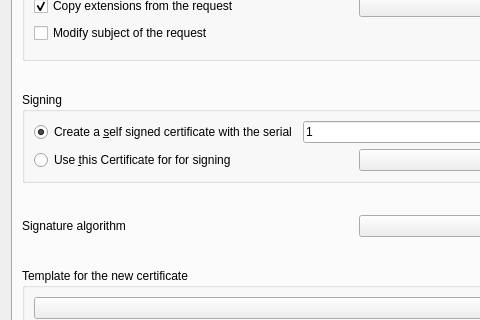
Before: the Qt Designer form ui/NewX509.ui in chris2511/xca, drawn with Qt 5; both pictures show x 0 to 480 and y 179 to 499 of the 712 by 613 pixel window.
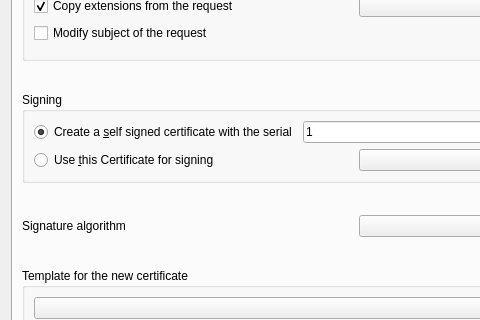
After: the same form once the commit is applied. Custom widgets are drawn as their Qt base class.

Commit message: Fix Bug [3047021] Double word in option

```diff
--- a/ui/NewX509.ui
+++ b/ui/NewX509.ui
@@ -242,7 +242,7 @@
             <item>
              <widget class="QRadioButton" name="foreignSignRB">
               <property name="text">
-               <string>Use &amp;this Certificate for for signing</string>
+               <string>Use &amp;this Certificate for signing</string>
               </property>
              </widget>
             </item>
```
